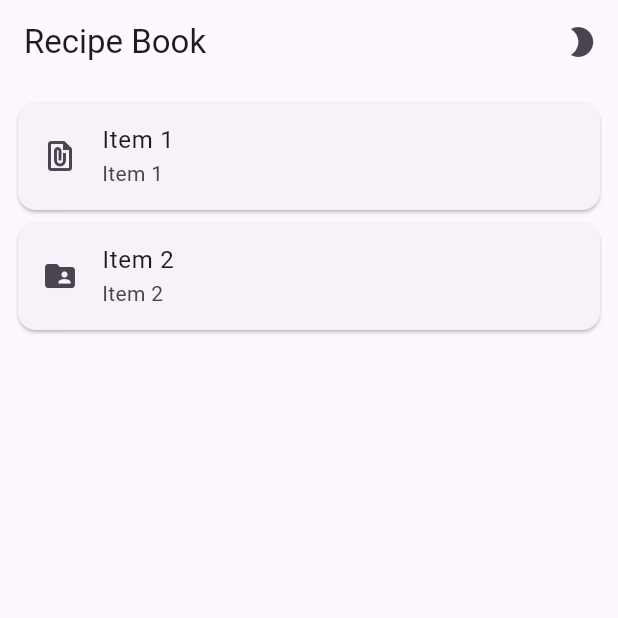
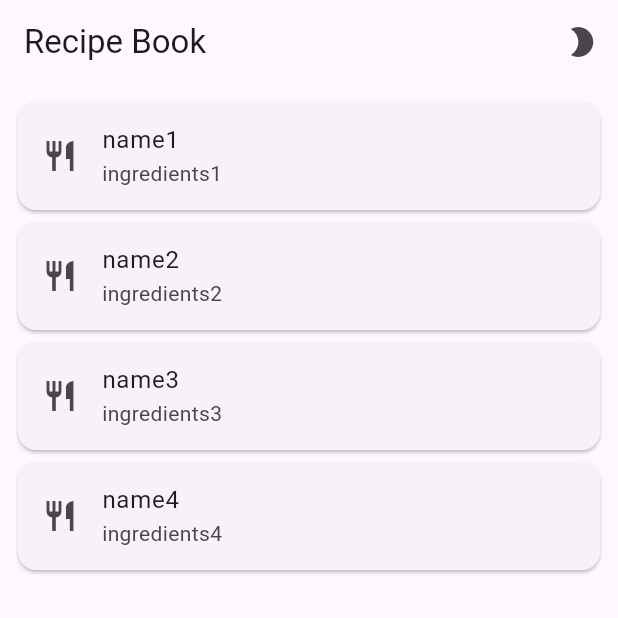
Before and after one commit to Nathan2055/csc4360-cw02-recipe-book, a Flutter app: the screen it shows after launch, on a phone screen of 412 x 824 dp, the top half of it. Run offline on Flutter 3.47's test engine with Material 3 defaults, Android fonts, the phone set to English and light mode, and no system bars.

Commit message:
Verify that the recipe cards display properly

```diff
--- a/lib/main.dart
+++ b/lib/main.dart
@@ -88,34 +88,14 @@ class _MyAppState extends State<MyApp> with SingleTickerProviderStateMixin {
             scrollDirection: Axis.vertical,
             shrinkWrap: false,
             padding: const EdgeInsets.all(8),
-            children: [
-              Card(
-                child: ListTile(
-                  leading: Icon(Icons.file_present),
-                  title: Text('Item 1'),
-                  subtitle: Text('Item 1'),
-                ),
-              ),
-              Card(
-                child: Column(
-                  mainAxisSize: MainAxisSize.min,
-                  children: <Widget>[
-                    const ListTile(
-                      leading: Icon(Icons.folder_shared),
-                      title: Text('Item 2'),
-                      subtitle: Text('Item 2'),
-                    ),
-                  ],
-                ),
-              ),
-            ],
+            children: getRecipeCards(),
           ),
         ),
       ],
     );
   }
 
-  // TODO: generalize
+  // TODO: generalize to any List<Recipe>
   List<Card> getRecipeCards() {
     List<Recipe> recipeList = RecipeHelpers().getRecipeList();
     List<Card> cards = [];
```
